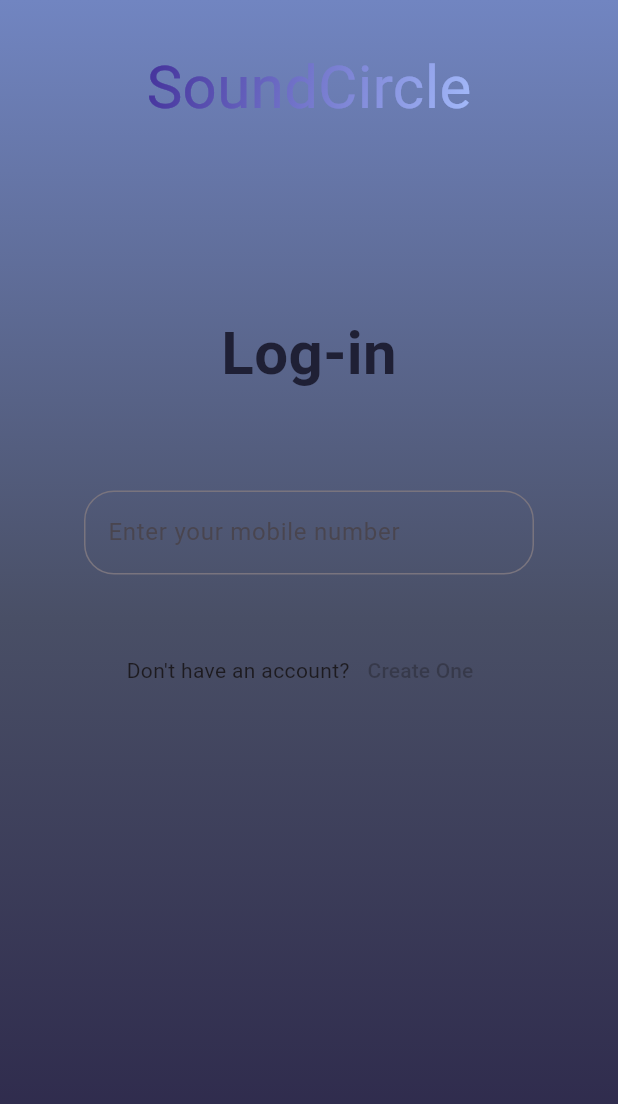
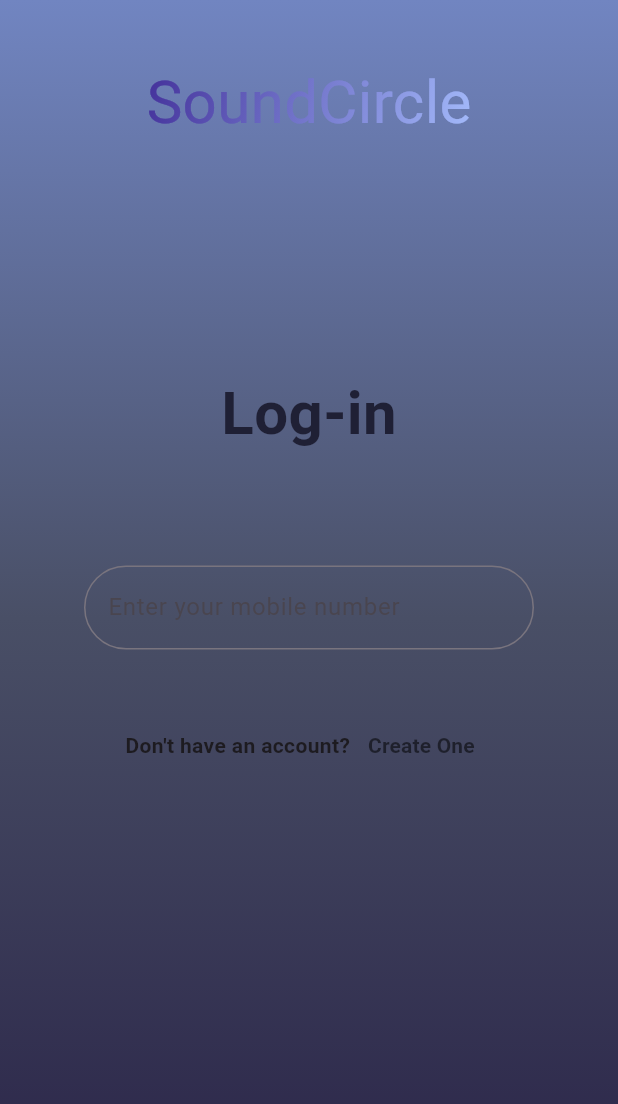
Before and after one commit to itsjeetjoshi/SoundCircle, a Flutter app: the screen it shows after launch, on a phone screen of 412 x 824 dp. Shown: the top 1104 px of the screen. Run offline on Flutter 3.47's test engine with Material 3 defaults, Android fonts, the light colour scheme and no system bars.

Commit message:
new changes

```diff
--- a/lib/loginPage.dart
+++ b/lib/loginPage.dart
@@ -1,15 +1,18 @@
+import 'dart:ui';
+
+import 'package:flutter/cupertino.dart';
 import 'package:flutter/material.dart';
-import 'package:soundcircle/gradientText.dart';
+import 'package:flutter/painting.dart';
+import 'gradientText.dart';
 
-class mainPage extends StatefulWidget {
-  const mainPage({super.key});
-
+class loginPage extends StatefulWidget {
+  const loginPage({super.key});
 
   @override
-  State<mainPage> createState() => _mainPageState();
+  State<loginPage> createState() => _loginPageState();
 }
 
-class _mainPageState extends State<mainPage> {
+class _loginPageState extends State<loginPage> {
   @override
   Widget build(BuildContext context) {
     return Scaffold(
@@ -31,21 +34,21 @@ class _mainPageState extends State<mainPage> {
           child: Column(
             mainAxisAlignment: MainAxisAlignment.start,
             children: [
-              const SizedBox(height: 30),
+              const SizedBox(height: 40),
               const GradientText(
                 'SoundCircle',
                 gradient: LinearGradient(
                   colors: [
                     Color(0xFF43309a), // Your start color
                     Color(0xFF7477cc),
-                    Color(0xFFa4bbfb),// Your end color
+                    Color(0xFFa4bbfb), // Your end color
                   ],
                   begin: Alignment.topLeft,
                   end: Alignment.bottomRight,
                 ),
                 style: TextStyle(fontSize: 40, fontWeight: FontWeight.w400),
               ),
-              const SizedBox(height: 120), // Add top margin
+              const SizedBox(height: 150), // Add top margin
               const SizedBox(
                 height: 100,
                 child: Text(
@@ -57,14 +60,13 @@ class _mainPageState extends State<mainPage> {
                   ),
                 ),
               ),
-              const SizedBox(height: 20), // Add spacing between widgets
+              const SizedBox(height: 30), // Add spacing between widgets
               SizedBox(
                 width: 300,
                 child: TextField(
-                  keyboardType: TextInputType.number,
                   decoration: InputDecoration(
                     border: OutlineInputBorder(
-                      borderRadius: BorderRadius.circular(20)
+                        borderRadius: BorderRadius.circular(30.0)
                     ),
                     hintText: 'Enter your mobile number',
                   ),
@@ -74,8 +76,15 @@ class _mainPageState extends State<mainPage> {
               const Row(
                 mainAxisAlignment: MainAxisAlignment.center,
                 children: [
-                  Text("Don't have an account?"),
-                  TextButton(onPressed: null, child: Text("Create One"))
+                  Text("Don't have an account?",
+                    style: TextStyle(
+                      fontWeight: FontWeight.bold,
+                    ),),
+                  TextButton(onPressed: null, child: Text("Create One",
+                    style: TextStyle(
+                        fontWeight: FontWeight.bold,
+                        color: Colors.black54
+                    ),))
                 ],
               )
             ],
--- a/lib/main.dart
+++ b/lib/main.dart
@@ -37,7 +37,7 @@ class _MyHomePageState extends State<MyHomePage> {
     super.initState();
     Timer(Duration(seconds: 1), () {
       Navigator.of(context)
-          .pushReplacement(MaterialPageRoute(builder: (_) => mainPage()));
+          .pushReplacement(MaterialPageRoute(builder: (_) => loginPage()));
     });
   }
 
```
Lines whose indentation alone changed are shown as unchanged.
